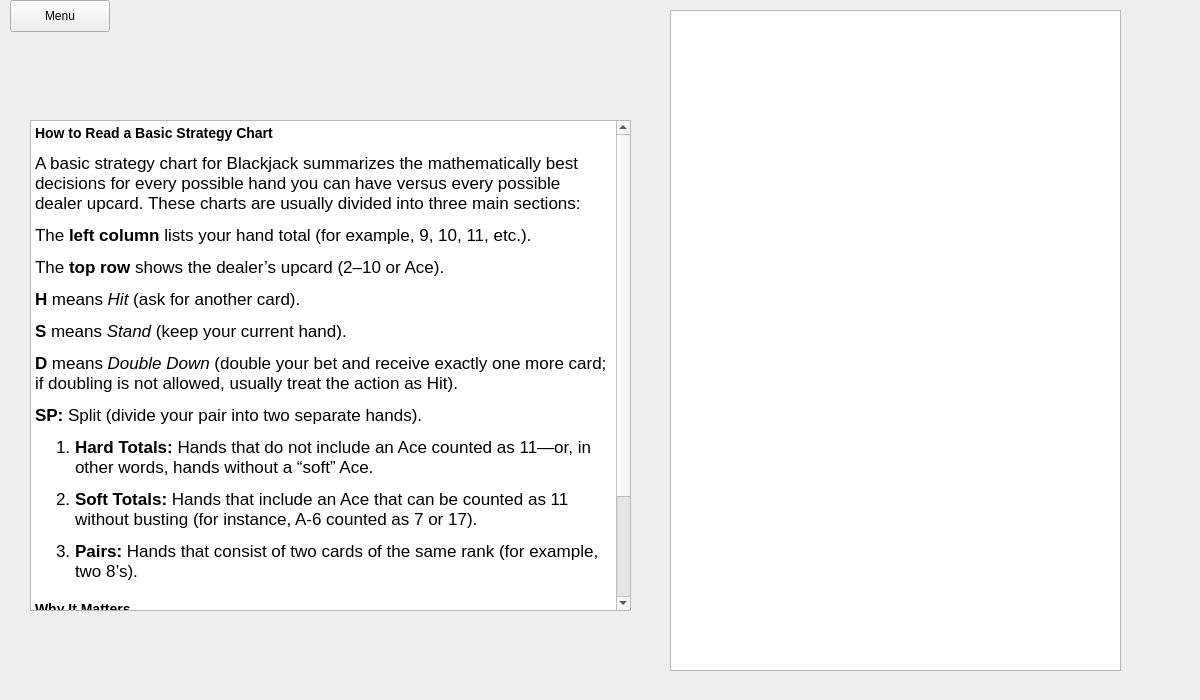
CalebStandfield/full-blackjack-game-engine-with-UI, file CardCounter/mainwindow.ui: the form before one commit.
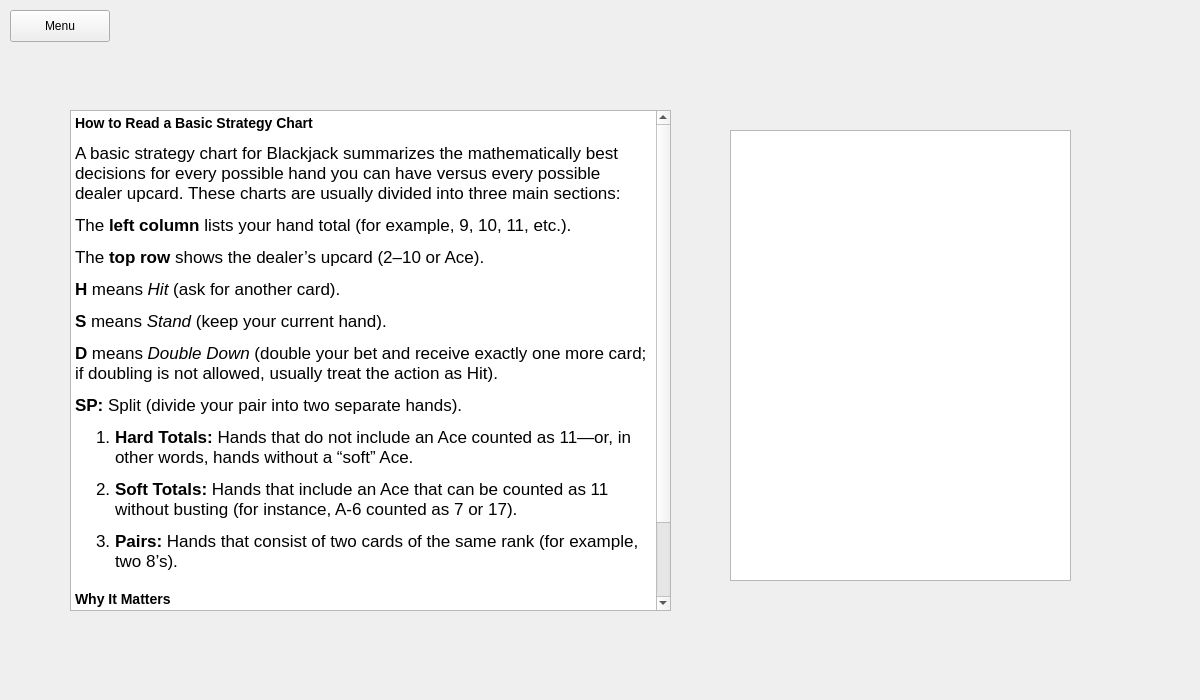
The form after the commit. The open tabs and pages were chosen to show the change.

The edit to the form file:
```diff
--- a/CardCounter/mainwindow.ui
+++ b/CardCounter/mainwindow.ui
@@ -456,7 +456,7 @@
       <property name="geometry">
        <rect>
         <x>10</x>
-        <y>0</y>
+        <y>10</y>
         <width>100</width>
         <height>32</height>
        </rect>
@@ -468,20 +468,20 @@
      <widget class="QGraphicsView" name="infoBasicStrategyChart">
       <property name="geometry">
        <rect>
-        <x>670</x>
-        <y>10</y>
-        <width>451</width>
-        <height>661</height>
+        <x>730</x>
+        <y>130</y>
+        <width>341</width>
+        <height>451</height>
        </rect>
       </property>
      </widget>
      <widget class="QTextBrowser" name="infoTextBrowser">
       <property name="geometry">
        <rect>
-        <x>30</x>
-        <y>120</y>
+        <x>70</x>
+        <y>110</y>
         <width>601</width>
-        <height>491</height>
+        <height>501</height>
        </rect>
       </property>
       <property name="html">
@@ -506,8 +506,7 @@
 &lt;li style=&quot; margin-top:12px; margin-bottom:0px; margin-left:0px; margin-right:0px; -qt-block-indent:0; text-indent:0px;&quot;&gt;&lt;span style=&quot; font-weight:700;&quot;&gt;Pairs: &lt;/span&gt;Hands that consist of two cards of the same rank (for example, two 8’s).&lt;/li&gt;&lt;/ol&gt;
 &lt;p style=&quot;-qt-paragraph-type:empty; margin-top:0px; margin-bottom:0px; margin-left:0px; margin-right:0px; -qt-block-indent:0; text-indent:0px;&quot;&gt;&lt;br /&gt;&lt;/p&gt;
 &lt;p style=&quot; margin-top:0px; margin-bottom:0px; margin-left:0px; margin-right:0px; -qt-block-indent:0; text-indent:0px;&quot;&gt;&lt;span style=&quot; font-size:large; font-weight:700;&quot;&gt;Why It Matters&lt;/span&gt;&lt;/p&gt;
-&lt;p style=&quot; margin-top:12px; margin-bottom:12px; margin-left:0px; margin-right:0px; -qt-block-indent:0; text-indent:0px;&quot;&gt;Using a basic strategy chart means you're making decisions based on extensive mathematical analysis. Mastering it equates to near-perfect Blackjack play, reducing the house edge to about 0.05. In practical terms, with a $100 wager per hour, you're likely to lose roughly $5 over time.&lt;/p&gt;
-&lt;p style=&quot;-qt-paragraph-type:empty; margin-top:12px; margin-bottom:0px; margin-left:0px; margin-right:0px; -qt-block-indent:0; text-indent:0px;&quot;&gt;&lt;br /&gt;&lt;/p&gt;&lt;/body&gt;&lt;/html&gt;</string>
+&lt;p style=&quot; margin-top:12px; margin-bottom:12px; margin-left:0px; margin-right:0px; -qt-block-indent:0; text-indent:0px;&quot;&gt;Using a basic strategy chart means you're making decisions based on extensive mathematical analysis. Mastering it equates to near-perfect Blackjack play, reducing the house edge to about 0.05. In practical terms, with a $100 wager per hour, you're likely to lose roughly $5 over time.&lt;/p&gt;&lt;/body&gt;&lt;/html&gt;</string>
       </property>
      </widget>
     </widget>
```
Left out of the diff: 10 changed lines with no effect on the pictures.
